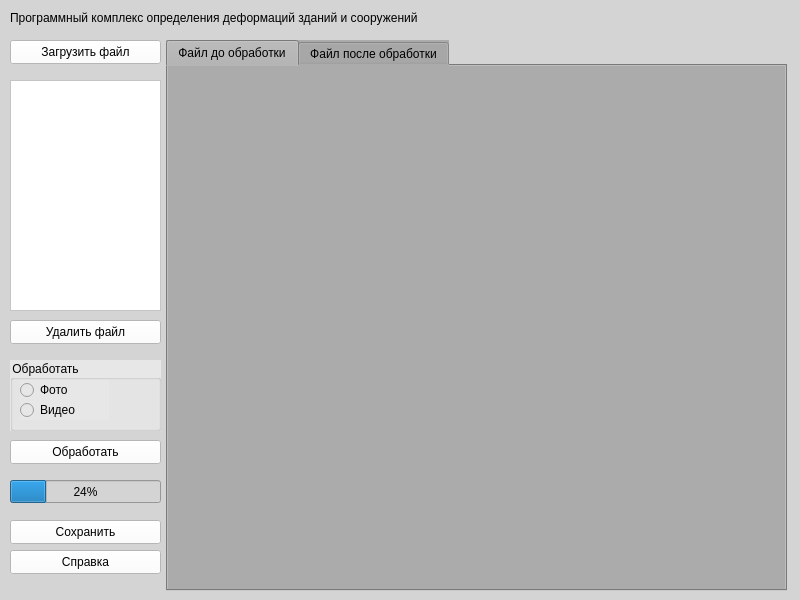
Before: the Qt Designer form form.ui in Playmishka/treshina, drawn with Qt 5.
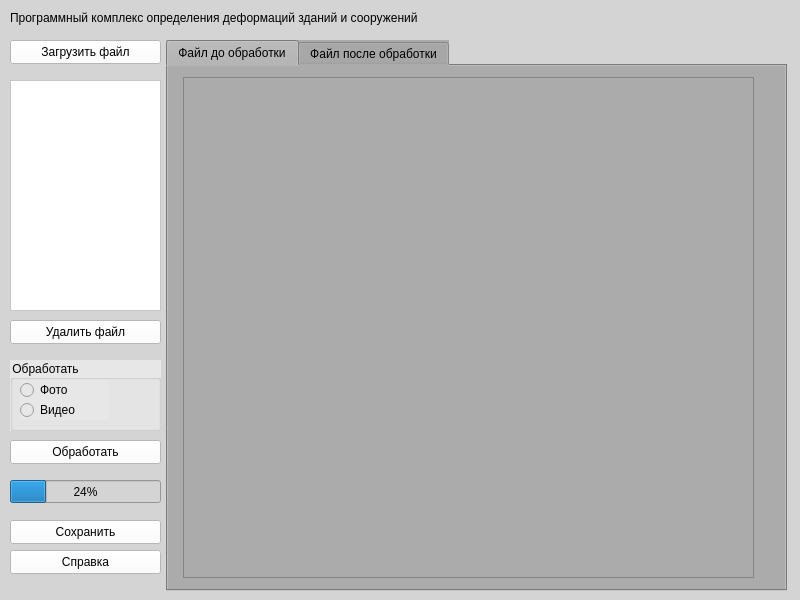
After: the same form once the commit is applied. The open tabs and pages were chosen to show the change.

Patch:
```diff
--- a/form.ui
+++ b/form.ui
@@ -116,6 +116,16 @@
     <attribute name="title">
      <string>Файл до обработки</string>
     </attribute>
+    <widget class="QGraphicsView" name="ImageWiget">
+     <property name="geometry">
+      <rect>
+       <x>15</x>
+       <y>11</y>
+       <width>571</width>
+       <height>501</height>
+      </rect>
+     </property>
+    </widget>
    </widget>
    <widget class="QWidget" name="tab_2">
     <attribute name="title">
```
Left out of the diff: 2 changed lines with no effect on the pictures.
